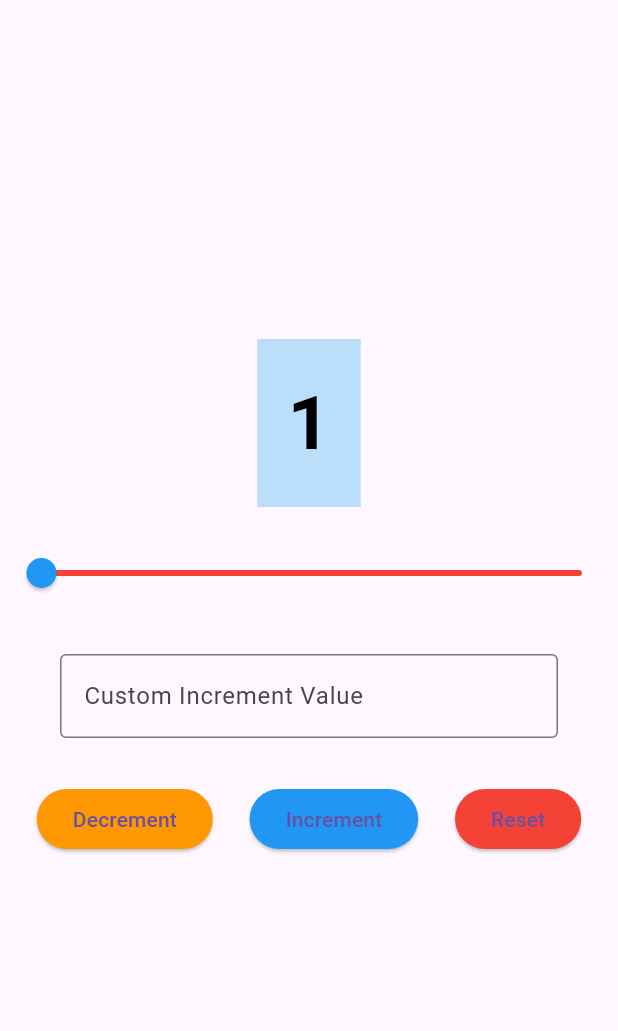
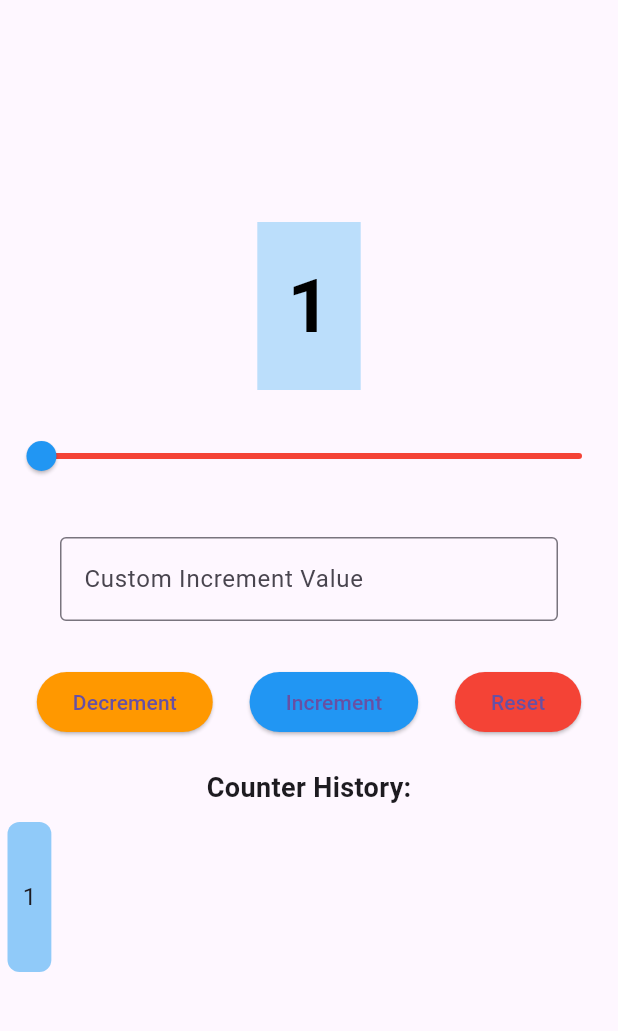
Before and after one commit to zela-Tech/mad_class_activity4, a Flutter app: the screen it shows after launch, after a tap on "Increment", on a phone screen of 412 x 824 dp, the part 63-1094 px from its top. Run offline on Flutter 3.47's test engine with Material 3 defaults, Android fonts, the phone set to English and light mode, and no system bars.

Commit message:
feat: Add counter history tracking with display and Update all counter operations to save to history

```diff
--- a/lib/main.dart
+++ b/lib/main.dart
@@ -42,15 +42,15 @@ class _CounterWidgetState extends State<CounterWidget> {
   }
 
   void _saveToHistory() {
-    setState(() {
-      _counterHistory.add(_counter);
-    });
+    _counterHistory.add(_counter);
+
   }
 
   void _incrementCounter() {
     setState(() {
       if (_counter + _customIncrement <= _maxLimit) {
         _counter += _customIncrement;
+        _saveToHistory();
       }
     });
   }
@@ -59,6 +59,7 @@ class _CounterWidgetState extends State<CounterWidget> {
     setState(() {
       if (_counter > 0) {
         _counter--;
+        _saveToHistory();
       }
     });
   }
@@ -66,6 +67,7 @@ class _CounterWidgetState extends State<CounterWidget> {
   void _resetCounter() {
     setState(() {
       _counter = 0;
+      _saveToHistory();
     });
   }
 
@@ -119,6 +121,7 @@ class _CounterWidgetState extends State<CounterWidget> {
             onChanged: (double value) {
               setState(() {
                 _counter = value.toInt();
+                _saveToHistory();
               });
             },
             activeColor: Colors.blue,
@@ -172,6 +175,39 @@ class _CounterWidgetState extends State<CounterWidget> {
               ),
             ],
           ),
+
+          SizedBox(height: 20),
+
+          Text(
+            'Counter History:',
+            style: TextStyle(fontSize: 18, fontWeight: FontWeight.bold),
+          ),
+          SizedBox(height: 10),
+          Container(
+            height: 100,
+            child: _counterHistory.isEmpty
+                ? Center(child: Text('No history yet'))
+                : ListView.builder(
+                    scrollDirection: Axis.horizontal,
+                    itemCount: _counterHistory.length,
+                    itemBuilder: (context, index) {
+                      return Container(
+                        margin: EdgeInsets.symmetric(horizontal: 5),
+                        padding: EdgeInsets.all(10),
+                        decoration: BoxDecoration(
+                          color: Colors.blue[200],
+                          borderRadius: BorderRadius.circular(8),
+                        ),
+                        child: Center(
+                          child: Text(
+                            '${_counterHistory[index]}',
+                            style: TextStyle(fontSize: 16),
+                          ),
+                        ),
+                      );
+                    },
+                  ),
+          ),
         ],
       ),
     );
```
